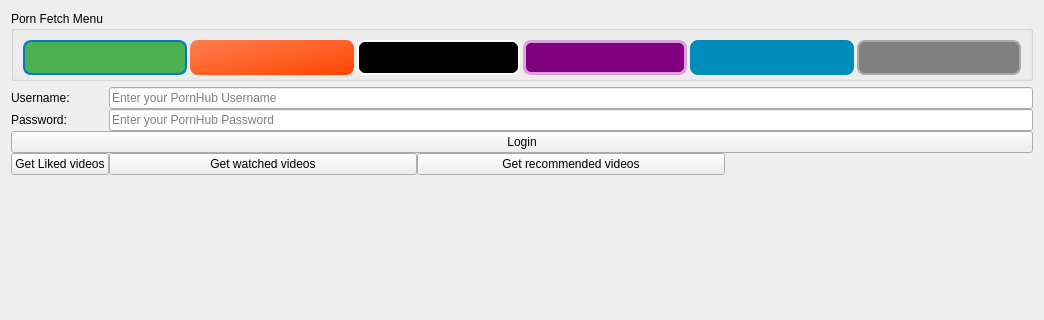
Before: the Qt Designer form src/frontend/form_desktop.ui in EchterAlsFake/Porn_Fetch, drawn with Qt 5; both pictures show x 0 to 1044 and y 0 to 320 of the 1044 by 795 pixel window.
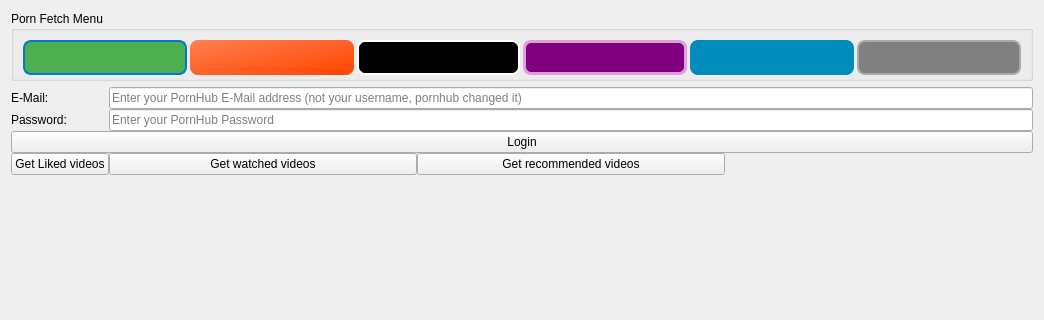
After: the same form once the commit is applied. The open tabs and pages were chosen to show the change.

Diff of the .ui file:
```diff
--- a/src/frontend/form_desktop.ui
+++ b/src/frontend/form_desktop.ui
@@ -612,7 +612,7 @@
                     </sizepolicy>
                    </property>
                    <property name="text">
-                    <string>Username:</string>
+                    <string>E-Mail:</string>
                    </property>
                   </widget>
                  </item>
@@ -650,7 +650,7 @@
                     </size>
                    </property>
                    <property name="placeholderText">
-                    <string>Enter your PornHub Username</string>
+                    <string>Enter your PornHub E-Mail address (not your username, pornhub changed it) </string>
                    </property>
                   </widget>
                  </item>
```
Left out of the diff: 14 changed lines with no effect on the pictures.
